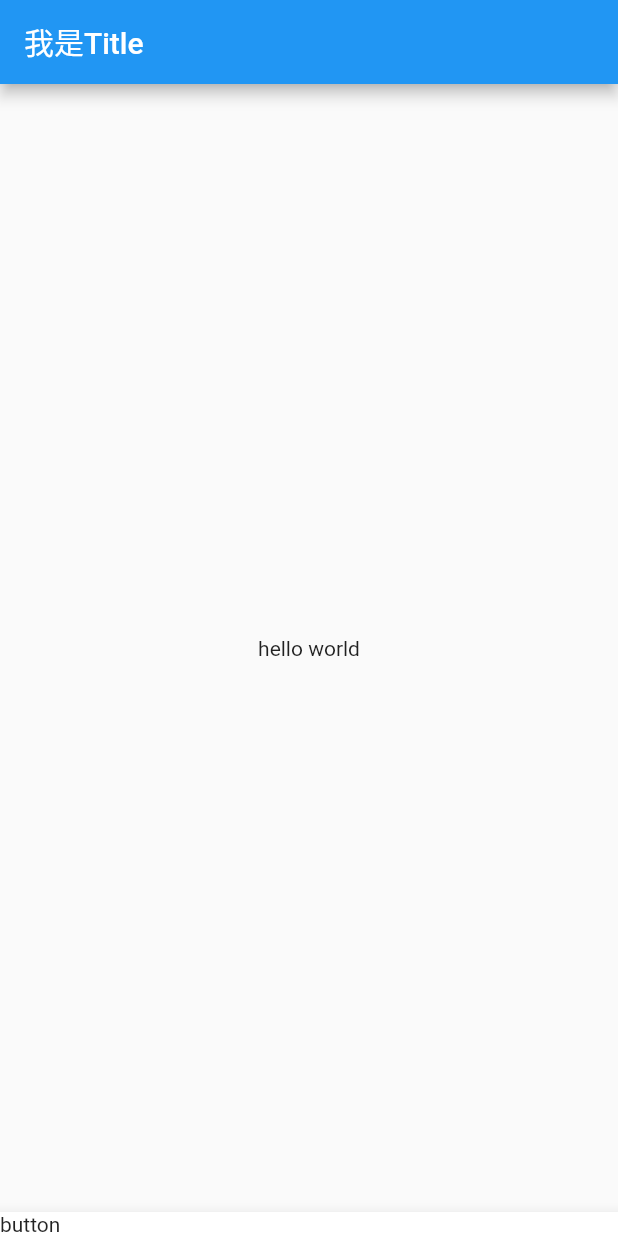
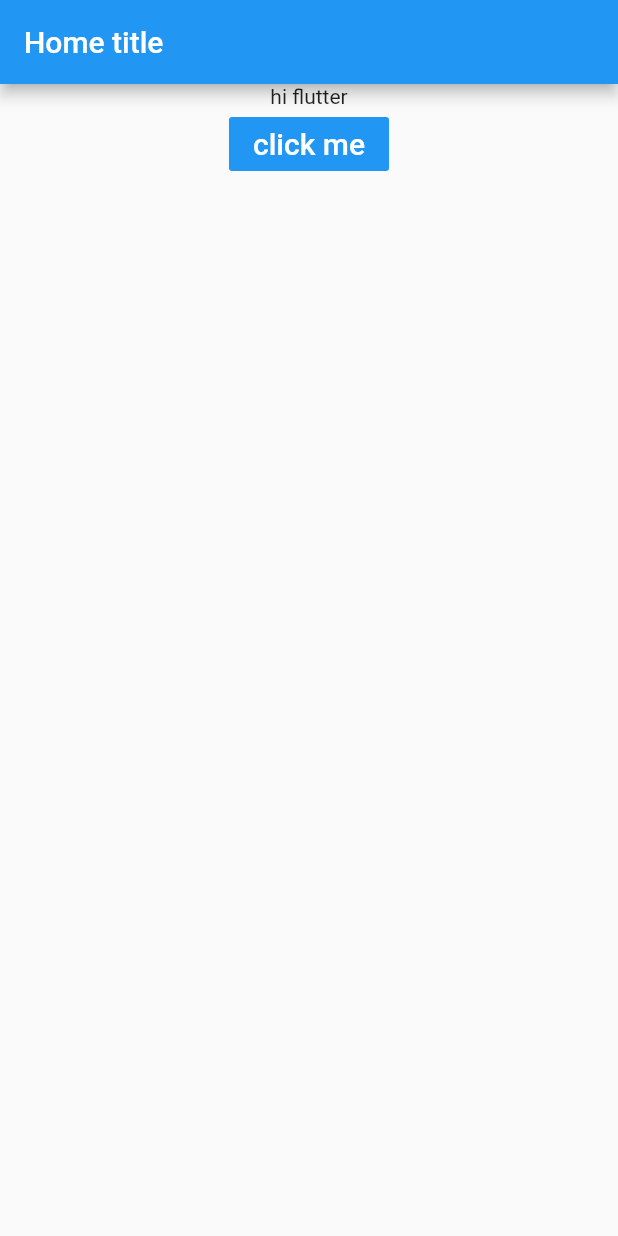
Before and after one commit to yuccie/hi-flutter, a Flutter app: the screen it shows after launch, on a phone screen of 412 x 824 dp. Run offline on Flutter 3.47's test engine with Material 2 defaults, Android fonts, the phone set to English and light mode, and no system bars.

Commit message:
增加有状态的widget，点击按钮事件

```diff
--- a/lib/main.dart
+++ b/lib/main.dart
@@ -1,6 +1,22 @@
+// 1、需要在加强下 ts
+// 2、需要了解基本的 flutter 组件及dart 语法
+
 import 'package:flutter/material.dart';
 
 void main() => runApp(MyApp());
+
+// Widget，flutter提供很多默认的组件，而每个组件的都继承自widget ，一切都是widget。
+// 这句看起来是不是很熟悉？ 还记得在webpack里，一切都是module吗？
+// 类似的还有java的一切都是对象。貌似任何一个技术，最后都是用哲学作为指导思想。
+// widget，作为可视化的UI组件，包含了显示UI、功能交互两部分。
+// 大的widget，也可以由多个小的widget组合而成。
+
+
+// StatelessWidget，无状态变更，UI静态固化的Widget，页面渲染性能更高
+// StatefulWidget，因状态变更导致UI变更的Widget
+// 在小程序里，会强烈建议减少setData的使用，但在flutter里更加激进，直接推出了StatelessWidget，并直接在该Widget里砍掉了setState的使用。
+
+// flutter里严格使用分号，逗号，减少了对eslint的依赖
 
 class MyApp extends StatelessWidget {
   @override
@@ -12,21 +28,68 @@ class MyApp extends StatelessWidget {
   }
 }
 
-class MyHomePage extends StatelessWidget {
+// 增加页面状态，点击按钮，改变文字
+// StatefulWidget 是有状态的
+class MyHomePage extends StatefulWidget {
   @override
-  Widget build(BuildContext context){
+  MyHomePageState createState() => MyHomePageState();
+}
+
+// @override只是指出函数也在祖先类中定义，但正在重新定义以在当前类中执行其他操作。
+// 其实就是子类重写超类的方法时，要用@override
+
+class MyHomePageState extends State<MyHomePage> {
+  var msg = "hi flutter";
+
+  @override
+  Widget build(BuildContext context) {
+    // Scaffold是flutter的页面脚手架，相当于html
     return Scaffold(
       appBar: AppBar(
-        title: Text("我是Title"),
+        title: Text('Home title'),
       ),
 
       body: Center(
-        child: Text('hello world')
-      ),
+        child: Column(
+          children: <Widget>[
+            Text(msg),
+            FlatButton(
+              color: Colors.blue,
+              textColor: Colors.white,
 
-      bottomNavigationBar: BottomAppBar(
-        child: Text('button'),
+              // 点击按钮事件
+              onPressed: () {
+                setState(() {
+                  this.msg = 'you click me';
+                });
+              },
+              child: Text(
+                'click me',
+                style: TextStyle(fontSize: 20),
+              ),
+            )
+          ],
+        ),
       )
     );
   }
 }
+
+// class MyHomePage extends StatelessWidget {
+//   @override
+//   Widget build(BuildContext context){
+//     return Scaffold(
+//       appBar: AppBar(
+//         title: Text("我是Title"),
+//       ),
+
+//       body: Center(
+//         child: Text('hello world')
+//       ),
+
+//       bottomNavigationBar: BottomAppBar(
+//         child: Text('button'),
+//       )
+//     );
+//   }
+// }
```
